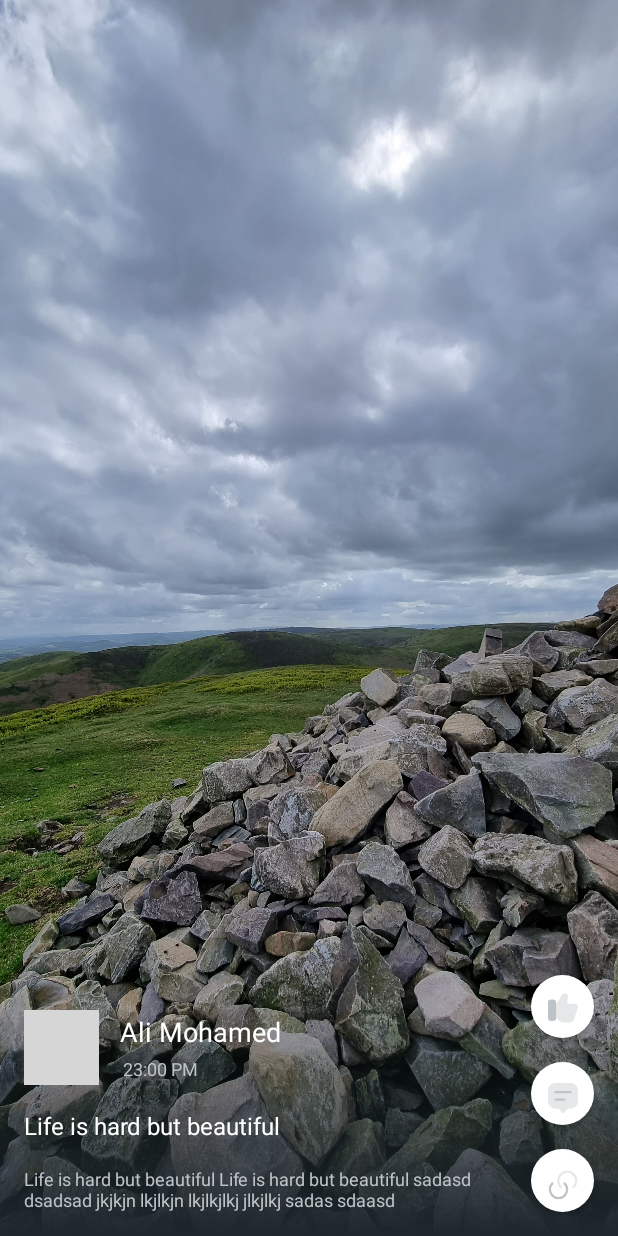
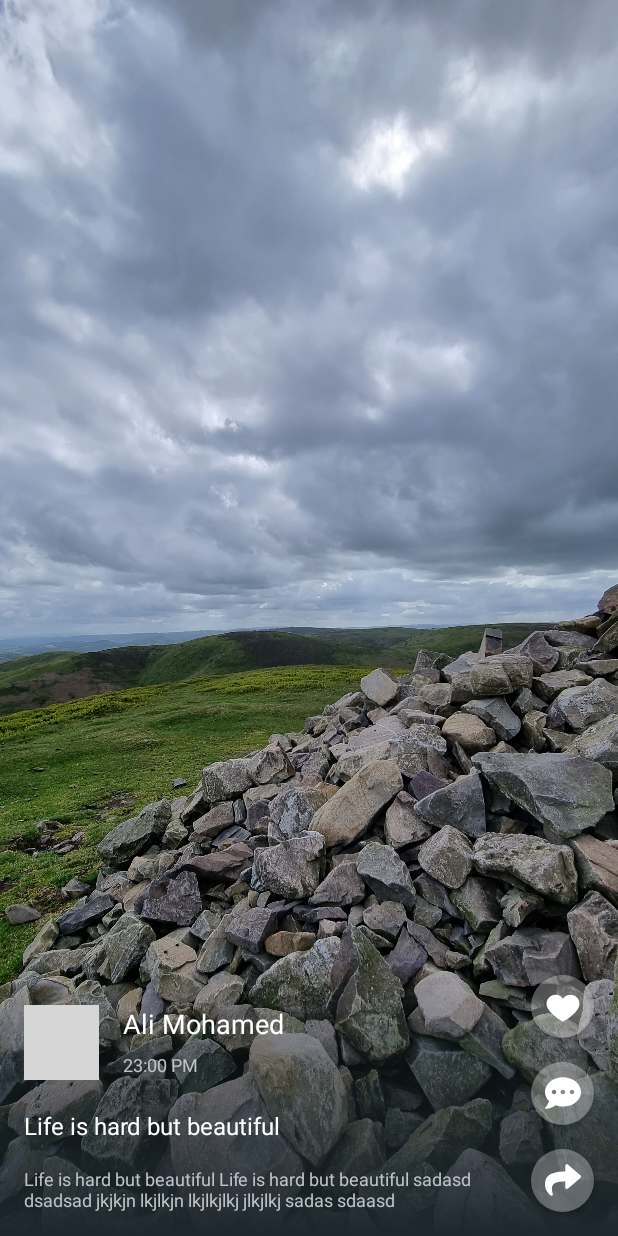
Before and after one commit to Karrar-Mohammed/MikMok_app, an Android app: the layout activity_main.xml on its own in the app's theme, with its tools: preview values and no code run, on a phone screen of 412 x 824 dp. Run offline under Robolectric (Android 15) with nearby library versions, the phone set to English and light mode, and no system bars; grey boxes are pictures that could not be loaded.

Commit message:
impelement item video player

```diff
--- a/app/build.gradle
+++ b/app/build.gradle
@@ -37,12 +37,13 @@ android {
 
 dependencies {
 
-    implementation 'androidx.core:core-ktx:1.7.0'
+    implementation 'androidx.core:core-ktx:1.8.0'
     implementation 'androidx.appcompat:appcompat:1.4.2'
     implementation 'com.google.android.material:material:1.6.1'
-    implementation 'androidx.constraintlayout:constraintlayout:2.0.4'
+    implementation 'androidx.constraintlayout:constraintlayout:2.1.4'
     testImplementation 'junit:junit:4.13.2'
     androidTestImplementation 'androidx.test.ext:junit:1.1.3'
     androidTestImplementation 'androidx.test.espresso:espresso-core:3.4.0'
     implementation 'com.github.bumptech.glide:glide:4.13.2'
+    implementation "com.google.android.exoplayer:exoplayer:2.18.1"
 }
--- /dev/null
+++ b/app/src/main/res/drawable/ic_flat_like.xml
@@ -0,0 +1,9 @@
+<vector xmlns:android="http://schemas.android.com/apk/res/android"
+    android:width="24dp"
+    android:height="24dp"
+    android:viewportWidth="24"
+    android:viewportHeight="24">
+  <path
+      android:pathData="M17,4.5C14.9,4.5 13.05,5.55 12,7.2C10.95,5.55 9.1,4.5 7,4.5C3.7,4.5 1,7.2 1,10.5C1,16.45 12,22.5 12,22.5C12,22.5 23,16.5 23,10.5C23,7.2 20.3,4.5 17,4.5Z"
+      android:fillColor="#ffffff"/>
+</vector>
--- /dev/null
+++ b/app/src/main/res/drawable/ic_solid_comment.xml
@@ -0,0 +1,9 @@
+<vector xmlns:android="http://schemas.android.com/apk/res/android"
+    android:width="24dp"
+    android:height="24dp"
+    android:viewportWidth="24"
+    android:viewportHeight="24">
+  <path
+      android:pathData="M12,1.5C5.372,1.5 0,5.864 0,11.25C0,13.575 1.003,15.703 2.672,17.377C2.086,19.739 0.127,21.844 0.103,21.867C0,21.975 -0.028,22.134 0.033,22.275C0.094,22.416 0.225,22.5 0.375,22.5C3.483,22.5 5.813,21.009 6.966,20.091C8.498,20.667 10.2,21 12,21C18.628,21 24,16.636 24,11.25C24,5.864 18.628,1.5 12,1.5ZM6,12.75C5.17,12.75 4.5,12.08 4.5,11.25C4.5,10.42 5.17,9.75 6,9.75C6.83,9.75 7.5,10.42 7.5,11.25C7.5,12.08 6.83,12.75 6,12.75ZM12,12.75C11.17,12.75 10.5,12.08 10.5,11.25C10.5,10.42 11.17,9.75 12,9.75C12.83,9.75 13.5,10.42 13.5,11.25C13.5,12.08 12.83,12.75 12,12.75ZM18,12.75C17.17,12.75 16.5,12.08 16.5,11.25C16.5,10.42 17.17,9.75 18,9.75C18.83,9.75 19.5,10.42 19.5,11.25C19.5,12.08 18.83,12.75 18,12.75Z"
+      android:fillColor="#ffffff"/>
+</vector>
--- /dev/null
+++ b/app/src/main/res/drawable/ic_solid_share.xml
@@ -0,0 +1,9 @@
+<vector xmlns:android="http://schemas.android.com/apk/res/android"
+    android:width="24dp"
+    android:height="24dp"
+    android:viewportWidth="24"
+    android:viewportHeight="24">
+  <path
+      android:pathData="M23.611,8.899L15.36,1.774C14.638,1.151 13.5,1.657 13.5,2.626V6.378C5.971,6.464 0,7.973 0,15.109C0,17.989 1.855,20.842 3.906,22.334C4.546,22.799 5.458,22.215 5.222,21.461C3.097,14.663 6.23,12.859 13.5,12.754V16.875C13.5,17.845 14.639,18.349 15.36,17.726L23.611,10.601C24.129,10.153 24.13,9.347 23.611,8.899V8.899Z"
+      android:fillColor="#ffffff"/>
+</vector>
--- a/app/src/main/res/layout/activity_main.xml
+++ b/app/src/main/res/layout/activity_main.xml
@@ -11,11 +11,11 @@
         android:layout_width="match_parent"
         android:layout_height="match_parent"
         android:orientation="vertical"
-        tools:listitem="@layout/item_video_player"
         app:layoutManager="androidx.recyclerview.widget.LinearLayoutManager"
         app:layout_constraintBottom_toBottomOf="parent"
         app:layout_constraintEnd_toEndOf="parent"
         app:layout_constraintStart_toStartOf="parent"
-        app:layout_constraintTop_toTopOf="parent" />
+        app:layout_constraintTop_toTopOf="parent"
+        tools:listitem="@layout/item_video_player" />
 
 </androidx.constraintlayout.widget.ConstraintLayout>
--- a/app/src/main/res/layout/item_video_player.xml
+++ b/app/src/main/res/layout/item_video_player.xml
@@ -3,8 +3,8 @@
     xmlns:app="http://schemas.android.com/apk/res-auto"
     xmlns:tools="http://schemas.android.com/tools"
     android:layout_width="match_parent"
-    android:layout_height="match_parent">
-
+    android:layout_height="match_parent"
+    android:background="@color/black">
 
     <ImageView
         android:id="@+id/my_video_player"
@@ -16,149 +16,143 @@
         app:layout_constraintEnd_toEndOf="parent"
         app:layout_constraintStart_toStartOf="parent"
         app:layout_constraintTop_toTopOf="parent"
-        app:layout_constraintVertical_bias="1.0" />
+        app:layout_constraintVertical_bias="1.0"
+        android:contentDescription="@string/background" />
 
     <ImageView
+        android:id="@+id/imageView"
         android:layout_width="match_parent"
-        android:layout_height="150dp"
+        android:layout_height="@dimen/zero"
         android:scaleType="centerCrop"
         android:src="@drawable/shadow_background"
         app:layout_constraintBottom_toBottomOf="parent"
         app:layout_constraintStart_toStartOf="parent"
-        app:layout_constraintTop_toTopOf="parent"
-        app:layout_constraintVertical_bias="1.0" />
+        app:layout_constraintTop_toTopOf="@+id/like_video"
+        app:layout_constraintVertical_bias="1.0"
+        android:contentDescription="@string/shadow_end" />
 
 
     <TextView
         android:id="@+id/text_name_person"
+        android:text="@string/ali_mohamed"
         android:layout_width="wrap_content"
         android:layout_height="wrap_content"
-        android:layout_marginStart="80dp"
-        android:layout_marginBottom="120dp"
-        android:paddingBottom="4dp"
-        android:text="Ali Mohamed"
+        android:layout_marginStart="@dimen/spacing_medium"
+        android:paddingBottom="@dimen/spacing_small"
         android:textColor="#ffffff"
-        android:textSize="18sp"
+        android:textSize="@dimen/font_size_secondary"
         app:fontStyle="normal"
-        app:layout_constraintBottom_toBottomOf="@+id/my_video_player"
-        app:layout_constraintStart_toStartOf="@+id/my_video_player" />
+        app:layout_constraintStart_toEndOf="@+id/image_person"
+        app:layout_constraintTop_toTopOf="@+id/image_person" />
 
     <TextView
         android:id="@+id/text_date"
+        android:text="@string/_23_00_pm"
         android:layout_width="wrap_content"
         android:layout_height="wrap_content"
-        android:layout_marginStart="82dp"
-        android:layout_marginBottom="16dp"
-        android:text="23:00 PM"
         android:textColor="@color/grey"
-        android:textSize="12sp"
-        app:layout_constraintStart_toStartOf="@+id/my_video_player"
+        android:textSize="@dimen/font_size_caption"
+        app:layout_constraintBottom_toBottomOf="@+id/image_person"
+        app:layout_constraintStart_toStartOf="@+id/text_name_person"
         app:layout_constraintTop_toBottomOf="@+id/text_name_person"
         tools:ignore="MissingConstraints" />
 
     <TextView
         android:id="@+id/text_title"
+        android:text="@string/life_is_hard_but_beautiful"
         android:layout_width="wrap_content"
         android:layout_height="wrap_content"
-        android:layout_marginStart="16dp"
-        android:layout_marginBottom="16dp"
+        android:layout_marginBottom="@dimen/spacing_medium"
         android:lines="1"
-        android:text="Life is hard but beautiful"
         android:textColor="@color/white"
-        android:textSize="16sp"
+        android:textSize="@dimen/font_size_primary"
         app:layout_constraintBottom_toTopOf="@+id/text_description"
-        app:layout_constraintStart_toStartOf="parent"
+        app:layout_constraintStart_toStartOf="@+id/image_person"
         tools:ignore="MissingConstraints" />
 
     <TextView
         android:id="@+id/text_description"
-        android:layout_width="300dp"
+        android:text="@string/text_description_is"
+        android:layout_width="@dimen/zero"
         android:layout_height="wrap_content"
         android:layout_gravity="start"
-        android:layout_marginStart="16dp"
-        android:layout_marginEnd="11dp"
-        android:layout_marginBottom="16dp"
+        android:layout_marginEnd="@dimen/spacing_extra_large"
         android:lines="2"
-        android:text="Life is hard but beautiful Life is hard but beautiful sadasd dsadsad jkjkjn lkjlkjn lkjlkjlkj jlkjlkj sadas sdaasd"
+        android:paddingBottom="@dimen/spacing_medium"
         android:textColor="@color/grey"
-        android:textSize="12sp"
-        app:layout_constraintBottom_toBottomOf="@+id/my_video_player"
-        app:layout_constraintEnd_toStartOf="@+id/materialButton"
+        android:textSize="@dimen/font_size_caption"
+        app:layout_constraintBottom_toBottomOf="@+id/imageView"
+        app:layout_constraintEnd_toStartOf="@+id/share_video"
         app:layout_constraintHorizontal_bias="0.0"
-        app:layout_constraintStart_toStartOf="parent"
+        app:layout_constraintStart_toStartOf="@+id/image_person"
         tools:ignore="MissingConstraints" />
 
     <com.google.android.material.imageview.ShapeableImageView
         android:id="@+id/image_person"
-        android:layout_width="50dp"
-        android:layout_height="50dp"
-        android:layout_marginStart="16dp"
-        android:layout_marginBottom="16dp"
+        android:layout_width="@dimen/size_image_user"
+        android:layout_height="@dimen/size_image_user"
+        android:layout_marginStart="@dimen/spacing_medium"
         android:background="@drawable/background_person"
         android:scaleType="centerCrop"
         android:src="@drawable/image_person"
         app:layout_constraintBottom_toTopOf="@+id/text_title"
         app:layout_constraintStart_toStartOf="parent"
-        app:shapeAppearanceOverlay="@style/ShapeAppearanceOverlay.App.rounded.image"
-        />
-
+        app:layout_constraintTop_toTopOf="@+id/imageView"
+        app:shapeAppearanceOverlay="@style/ShapeAppearanceOverlay.App.rounded.image" />
 
     <com.google.android.material.button.MaterialButton
-        android:layout_width="42dp"
-        android:layout_height="42dp"
-        android:layout_marginEnd="16dp"
-        android:layout_marginBottom="16dp"
-        android:insetTop="0dp"
-        android:insetBottom="0dp"
-        app:backgroundTint="@android:color/white"
-        app:icon="@drawable/like"
+        android:id="@+id/like_video"
+        android:layout_width="@dimen/circle_size_button"
+        android:layout_height="@dimen/circle_size_button"
+        android:layout_marginEnd="@dimen/spacing_medium"
+        android:layout_marginBottom="@dimen/spacing_medium"
+        android:insetTop="@dimen/zero"
+        android:insetBottom="@dimen/zero"
+        app:iconPadding="@dimen/zero"
+        app:backgroundTint="@color/white_200"
+        app:icon="@drawable/ic_flat_like"
         app:iconGravity="textTop"
-        android:paddingTop="10dp"
-        app:iconTint="@color/grey"
-        app:layout_constraintBottom_toTopOf="@+id/materialButton2"
+        app:iconTint="@color/white"
+        app:layout_constraintBottom_toTopOf="@+id/comment_video"
         app:layout_constraintEnd_toEndOf="parent"
+        app:shapeAppearanceOverlay="@style/ShapeAppearanceOverlay.App.rounded.button"/>
+
+    <com.google.android.material.button.MaterialButton
+        android:id="@+id/share_video"
+        android:layout_width="@dimen/circle_size_button"
+        android:layout_height="@dimen/circle_size_button"
+        android:layout_marginBottom="@dimen/spacing_medium"
+        android:insetTop="@dimen/zero"
+        android:insetBottom="@dimen/zero"
+        app:iconPadding="@dimen/zero"
+        app:backgroundTint="@color/white_200"
+        app:icon="@drawable/ic_solid_share"
+        app:iconGravity="textTop"
+        app:iconTint="@color/white"
+        app:layout_constraintBottom_toBottomOf="parent"
+        app:layout_constraintEnd_toEndOf="@+id/comment_video"
+        app:layout_constraintStart_toStartOf="@+id/comment_video"
         app:shapeAppearanceOverlay="@style/ShapeAppearanceOverlay.App.rounded.button"
         tools:ignore="MissingConstraints" />
 
     <com.google.android.material.button.MaterialButton
-        android:id="@+id/materialButton"
-        android:layout_width="42dp"
-        android:layout_height="42dp"
-        android:layout_marginEnd="16dp"
-        android:layout_marginBottom="16dp"
-        android:insetTop="0dp"
-        android:insetBottom="0dp"
-        android:textColor="@color/grey"
-        app:backgroundTint="@android:color/white"
-        app:icon="@drawable/link_2"
-        app:iconGravity="textTop"
-        android:paddingTop="12dp"
-        app:iconSize="24dp"
-        app:iconTint="@color/grey"
-        app:layout_constraintBottom_toBottomOf="parent"
-        app:layout_constraintEnd_toEndOf="parent"
+        android:id="@+id/comment_video"
+        android:layout_width="@dimen/circle_size_button"
+        android:layout_height="@dimen/circle_size_button"
+        android:layout_marginBottom="@dimen/spacing_medium"
+        android:gravity="center"
+        android:insetTop="@dimen/zero"
+        android:insetBottom="@dimen/zero"
+        app:iconPadding="@dimen/zero"
+        app:iconGravity="textStart"
+        android:textColor="@color/white"
+        app:backgroundTint="@color/white_200"
+        app:icon="@drawable/ic_solid_comment"
+        app:iconTint="@color/white"
+        app:layout_constraintBottom_toTopOf="@+id/share_video"
+        app:layout_constraintEnd_toEndOf="@+id/like_video"
+        app:layout_constraintStart_toStartOf="@+id/like_video"
         app:shapeAppearanceOverlay="@style/ShapeAppearanceOverlay.App.rounded.button"
         tools:ignore="MissingConstraints" />
 
-    <com.google.android.material.button.MaterialButton
-        android:id="@+id/materialButton2"
-        android:layout_width="42dp"
-        android:layout_height="42dp"
-        android:layout_marginEnd="16dp"
-        android:layout_marginBottom="16dp"
-        android:insetTop="0dp"
-        android:insetBottom="0dp"
-        android:paddingTop="12dp"
-        android:gravity="center"
-        android:textColor="@color/grey"
-        app:backgroundTint="@android:color/white"
-        app:icon="@drawable/message_text"
-        app:iconGravity="textTop"
-        app:iconTint="@color/grey"
-        app:layout_constraintBottom_toTopOf="@+id/materialButton"
-        app:layout_constraintEnd_toEndOf="parent"
-        app:shapeAppearanceOverlay="@style/ShapeAppearanceOverlay.App.rounded.button"
-        tools:ignore="MissingConstraints" />
-
-
 </androidx.constraintlayout.widget.ConstraintLayout>
--- a/app/src/main/res/values/colors.xml
+++ b/app/src/main/res/values/colors.xml
@@ -8,4 +8,7 @@
     <color name="black">#FF000000</color>
     <color name="white">#FFFFFFFF</color>
     <color name="grey">#bdc3c7</color>
+
+    <color name="white_200">#52F5F5F5</color>
+
 </resources>
--- /dev/null
+++ b/app/src/main/res/values/dimens.xml
@@ -0,0 +1,17 @@
+<?xml version="1.0" encoding="utf-8"?>
+<resources>
+    <dimen name="zero">0dp</dimen>
+
+    <dimen name="spacing_small">4dp</dimen>
+    <dimen name="spacing_medium">16dp</dimen>
+    <dimen name="spacing_Extra">16dp</dimen>
+    <dimen name="spacing_extra_large">32dp</dimen>
+
+    <dimen name="font_size_primary">16sp</dimen>
+    <dimen name="font_size_secondary">18sp</dimen>
+    <dimen name="font_size_caption">12sp</dimen>
+
+    <dimen name="size_image_user">50dp</dimen>
+    <dimen name="circle_size_button">42dp</dimen>
+
+</resources>
--- a/app/src/main/res/values/strings.xml
+++ b/app/src/main/res/values/strings.xml
@@ -1,3 +1,9 @@
 <resources>
     <string name="app_name">MikMok_app</string>
+    <string name="ali_mohamed">Ali Mohamed</string>
+    <string name="_23_00_pm">23:00 PM</string>
+    <string name="life_is_hard_but_beautiful">Life is hard but beautiful</string>
+    <string name="text_description_is">Life is hard but beautiful Life is hard but beautiful sadasd dsadsad jkjkjn lkjlkjn lkjlkjlkj jlkjlkj sadas sdaasd</string>
+    <string name="shadow_end">shadowEnd</string>
+    <string name="background">background</string>
 </resources>
```
